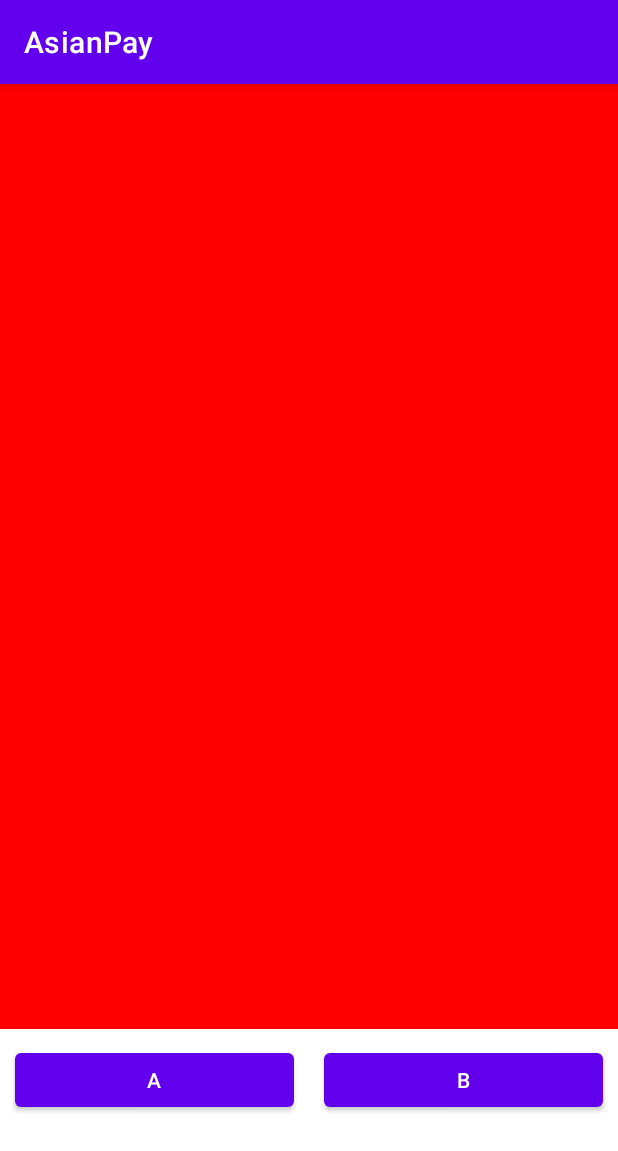
After one commit to Bipul6129/AndroidStudio, an Android app: the fragment FragmentA placed in its activity, on a phone screen of 412 x 824 dp. The commit adds this screen. Shown: the top 1151 px of the screen. Run offline under Robolectric (Android 15) with nearby library versions, the phone set to English and light mode, and no system bars.

Commit message:
fragment

```diff
--- a/app/src/main/java/com/android/asianpay/MainActivity.java
+++ b/app/src/main/java/com/android/asianpay/MainActivity.java
@@ -6,29 +6,31 @@ import android.os.Bundle;
 import android.view.Menu;
 import android.view.MenuInflater;
 import android.view.MenuItem;
+import android.view.View;
+import android.widget.Button;
 import android.widget.Toast;
 
 import androidx.annotation.NonNull;
 import androidx.appcompat.app.AppCompatActivity;
+import androidx.fragment.app.Fragment;
+import androidx.fragment.app.FragmentManager;
+import androidx.fragment.app.FragmentTransaction;
 
+import com.android.asianpay.fragments.FragmentA;
+import com.android.asianpay.fragments.FragmentB;
 
-//create 3 drawables vectrors
-
-// new android resource directory, res>new>android resource dir
-
-// in menu folder, new menu_res file
-
-// new example menu, add items and sub items
-
-// ctrl +alt > onCreateOption menu
+//todo 1: create 2 layouts as fragment_a.xml and fragment_b.xml
+//todo 2: fragment_a.xml should have background color red and fragment_b must have blue
+//todo 3: in activity_main.xml use linearlayout root with framelayout followed by two buttons
+//todo 4: buttons must be named A and B with id as btn_fragment_a and btn_fragment_b
+//todo 5: create class FragmentA and extend Fragment
+//todo 6: override onViewCreated and inflate the view `inflater.inflate(layout, container, false)
+//todo 7: init buttons in main activity with listeners
+//todo 8: use replaceFragment function in listeners
 
 public class MainActivity extends AppCompatActivity {
 
-
-    //todo 1 : add 3 vector icons to the project from clip art source
-    //todo 2: in res folder create new `android resource directory` folder named "menu"
-    //todo 3: in menu folder create NEW > Menu Resource File called `example_menu.xml`
-    //todo 4: add 3 items with id, icon, title, showAsAction fields
+        Button buttonA, buttonB;
 
 
     @Override
@@ -36,26 +38,37 @@ public class MainActivity extends AppCompatActivity {
         super.onCreate(savedInstanceState);
         setContentView(R.layout.activity_main);
 
+
+        buttonA = findViewById(R.id.btn_fragment_a);
+        buttonB = findViewById(R.id.btn_fragment_b);
+
+        buttonA.setOnClickListener(new View.OnClickListener() {
+            @Override
+            public void onClick(View view) {
+                replaceFragment(new FragmentA());
+            }
+        });
+
+        buttonB.setOnClickListener(new View.OnClickListener() {
+            @Override
+            public void onClick(View view) {
+                replaceFragment(new FragmentB());
+            }
+        });
+
     }
 
-    //////////////////////////////////////////////////////////////////
 
 
-    /**
-     * todo 5: override onCreateOptionMenu
-     *  todo : create an object of MenuInflater as inflater = getMenuInflater();
-     *  todo : inflater.inflate(xml, menu);
-     *  todo: return true;
-     */
+    private void replaceFragment(Fragment fragment){
 
-//////////////////////////////////////////////////////////////////
+        FragmentManager fragmentManager = getSupportFragmentManager();
+        FragmentTransaction fragmentTransaction = fragmentManager.beginTransaction();
+        fragmentTransaction.replace(R.id.frame,fragment);
+        fragmentTransaction.commit();
 
-    /**
-     * todo 5: override onOptionsItemSelected
-     *  todo : switch for item.getItemId
-     *  todo : write cases for item1 and item2
-     *  todo: return super.onOptionItemSelected(item);
-     */
+    }
+
 
 
 }
--- /dev/null
+++ b/app/src/main/java/com/android/asianpay/fragments/FragmentA.java
@@ -0,0 +1,21 @@
+package com.android.asianpay.fragments;
+
+
+import android.os.Bundle;
+import android.view.LayoutInflater;
+import android.view.View;
+import android.view.ViewGroup;
+
+import androidx.annotation.Nullable;
+import androidx.fragment.app.Fragment;
+
+import com.android.asianpay.R;
+
+public class FragmentA  extends Fragment {
+
+    @Nullable
+    @Override
+    public View onCreateView(LayoutInflater inflater, @Nullable ViewGroup container, Bundle savedInstanceState) {
+        return inflater.inflate(R.layout.fragment_a, container, false);
+    }
+}
--- a/app/src/main/res/layout/activity_main.xml
+++ b/app/src/main/res/layout/activity_main.xml
@@ -4,8 +4,42 @@
     xmlns:tools="http://schemas.android.com/tools"
     android:layout_width="match_parent"
     android:orientation="vertical"
+    android:weightSum="10"
     android:layout_height="match_parent"
     tools:context=".MainActivity">
 
 
+    <FrameLayout
+        android:layout_weight="9"
+        android:id="@+id/frame"
+        android:layout_width="match_parent"
+        android:layout_height="wrap_content"/>
+
+
+    <LinearLayout
+        android:layout_width="match_parent"
+        android:weightSum="2"
+        android:layout_height="wrap_content">
+
+        <Button
+            android:layout_margin="10dp"
+            android:id="@+id/btn_fragment_a"
+            android:layout_weight="1"
+            android:text="A"
+            android:layout_width="0dp"
+            android:layout_height="wrap_content"/>
+
+
+        <Button
+            android:layout_margin="10dp"
+            android:id="@+id/btn_fragment_b"
+            android:layout_weight="1"
+            android:text="B"
+            android:layout_width="0dp"
+            android:layout_height="wrap_content"/>
+
+
+    </LinearLayout>
+
+
 </LinearLayout>
--- /dev/null
+++ b/app/src/main/res/layout/fragment_a.xml
@@ -0,0 +1,7 @@
+<?xml version="1.0" encoding="utf-8"?>
+<androidx.constraintlayout.widget.ConstraintLayout xmlns:android="http://schemas.android.com/apk/res/android"
+    android:layout_width="match_parent"
+    android:background="#ff0000"
+    android:layout_height="match_parent">
+
+</androidx.constraintlayout.widget.ConstraintLayout>
--- a/app/src/main/res/values/strings.xml
+++ b/app/src/main/res/values/strings.xml
@@ -1,3 +1,5 @@
 <resources>
     <string name="app_name">AsianPay</string>
+    <!-- TODO: Remove or change this placeholder text -->
+    <string name="hello_blank_fragment">Hello blank fragment</string>
 </resources>
```
Also changed, not shown: app/src/main/java/com/android/asianpay/fragments/FragmentB.java (added, +21 -0 lines), app/src/main/res/layout/fragment_b.xml (added, +7 -0 lines).
